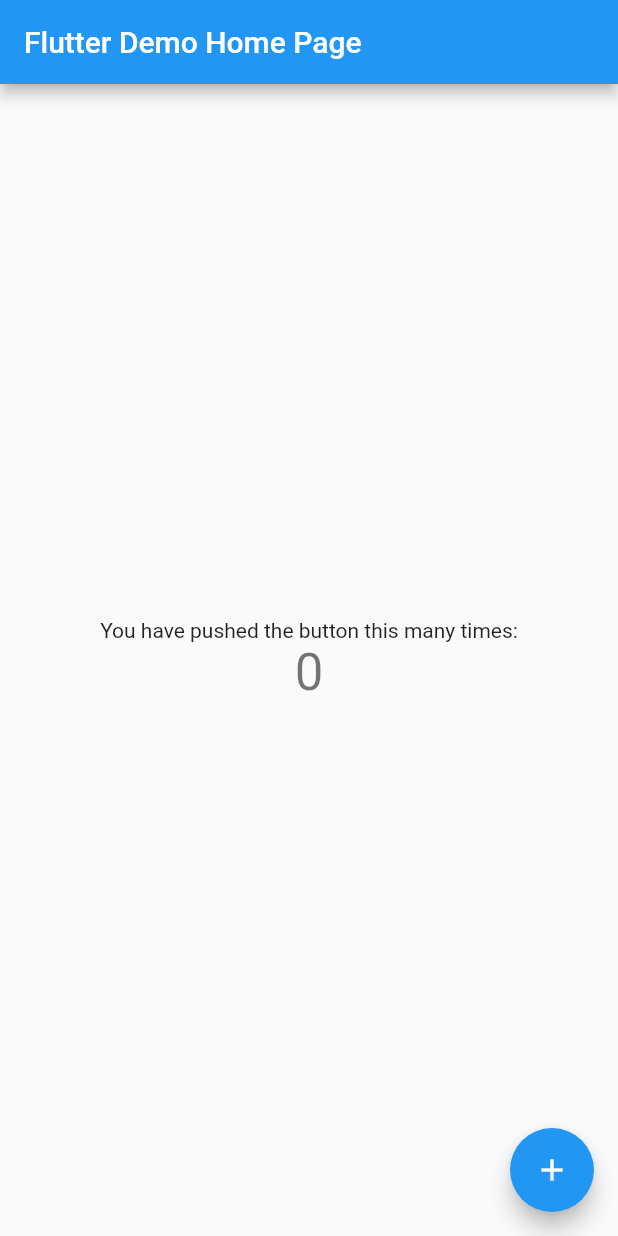
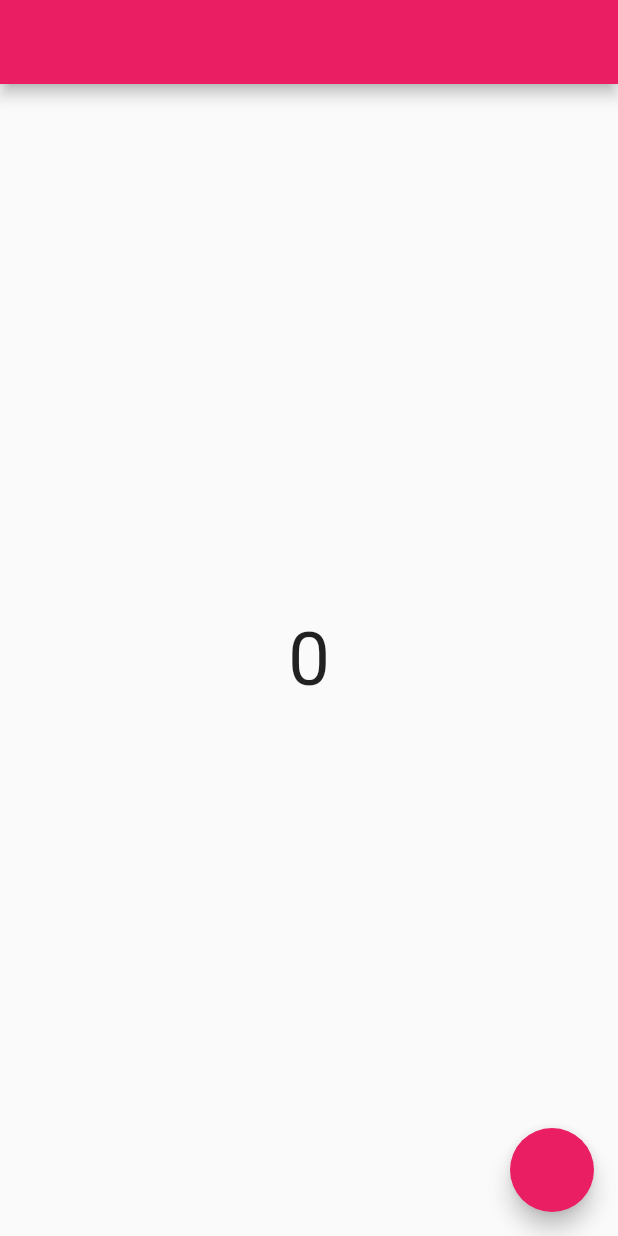
Before and after one commit to jmbcifo/my_first_flutter_project, a Flutter app: the screen it shows after launch, on a phone screen of 412 x 824 dp. Run offline on Flutter 3.47's test engine with Material 2 defaults, Android fonts, the phone set to English and light mode, and no system bars.

```diff
--- a/lib/main.dart
+++ b/lib/main.dart
@@ -1,115 +1,21 @@
 import 'package:flutter/material.dart';
+import 'pages/home_page.dart';
 
 void main() {
   runApp(const MyApp());
 }
 
 class MyApp extends StatelessWidget {
-  const MyApp({super.key});
+  const MyApp({Key? key}) : super(key: key);
 
-  // This widget is the root of your application.
   @override
   Widget build(BuildContext context) {
     return MaterialApp(
       title: 'Flutter Demo',
       theme: ThemeData(
-        // This is the theme of your application.
-        //
-        // Try running your application with "flutter run". You'll see the
-        // application has a blue toolbar. Then, without quitting the app, try
-        // changing the primarySwatch below to Colors.green and then invoke
-        // "hot reload" (press "r" in the console where you ran "flutter run",
-        // or simply save your changes to "hot reload" in a Flutter IDE).
-        // Notice that the counter didn't reset back to zero; the application
-        // is not restarted.
-        primarySwatch: Colors.blue,
+        primarySwatch: Colors.pink,
       ),
-      home: const MyHomePage(title: 'Flutter Demo Home Page'),
+      home: HomePage(),
     );
   }
 }
-
-class MyHomePage extends StatefulWidget {
-  const MyHomePage({super.key, required this.title});
-
-  // This widget is the home page of your application. It is stateful, meaning
-  // that it has a State object (defined below) that contains fields that affect
-  // how it looks.
-
-  // This class is the configuration for the state. It holds the values (in this
-  // case the title) provided by the parent (in this case the App widget) and
-  // used by the build method of the State. Fields in a Widget subclass are
-  // always marked "final".
-
-  final String title;
-
-  @override
-  State<MyHomePage> createState() => _MyHomePageState();
-}
-
-class _MyHomePageState extends State<MyHomePage> {
-  int _counter = 0;
-
-  void _incrementCounter() {
-    setState(() {
-      // This call to setState tells the Flutter framework that something has
-      // changed in this State, which causes it to rerun the build method below
-      // so that the display can reflect the updated values. If we changed
-      // _counter without calling setState(), then the build method would not be
-      // called again, and so nothing would appear to happen.
-      _counter++;
-    });
-  }
-
-  @override
-  Widget build(BuildContext context) {
-    // This method is rerun every time setState is called, for instance as done
-    // by the _incrementCounter method above.
-    //
-    // The Flutter framework has been optimized to make rerunning build methods
-    // fast, so that you can just rebuild anything that needs updating rather
-    // than having to individually change instances of widgets.
-    return Scaffold(
-      appBar: AppBar(
-        // Here we take the value from the MyHomePage object that was created by
-        // the App.build method, and use it to set our appbar title.
-        title: Text(widget.title),
-      ),
-      body: Center(
-        // Center is a layout widget. It takes a single child and positions it
-        // in the middle of the parent.
-        child: Column(
-          // Column is also a layout widget. It takes a list of children and
-          // arranges them vertically. By default, it sizes itself to fit its
-          // children horizontally, and tries to be as tall as its parent.
-          //
-          // Invoke "debug painting" (press "p" in the console, choose the
-          // "Toggle Debug Paint" action from the Flutter Inspector in Android
-          // Studio, or the "Toggle Debug Paint" command in Visual Studio Code)
-          // to see the wireframe for each widget.
-          //
-          // Column has various properties to control how it sizes itself and
-          // how it positions its children. Here we use mainAxisAlignment to
-          // center the children vertically; the main axis here is the vertical
-          // axis because Columns are vertical (the cross axis would be
-          // horizontal).
-          mainAxisAlignment: MainAxisAlignment.center,
-          children: <Widget>[
-            const Text(
-              'You have pushed the button this many times:',
-            ),
-            Text(
-              '$_counter',
-              style: Theme.of(context).textTheme.headline4,
-            ),
-          ],
-        ),
-      ),
-      floatingActionButton: FloatingActionButton(
-        onPressed: _incrementCounter,
-        tooltip: 'Increment',
-        child: const Icon(Icons.add),
-      ), // This trailing comma makes auto-formatting nicer for build methods.
-    );
-  }
-}
--- /dev/null
+++ b/lib/pages/home_page.dart
@@ -0,0 +1,34 @@
+import 'package:flutter/material.dart';
+import 'package:my_first_flutter_project/utils/counter.dart';
+
+class HomePage extends StatefulWidget {
+  const HomePage({Key? key}) : super(key: key);
+
+  @override
+  State<HomePage> createState() => _HomePageState();
+}
+
+class _HomePageState extends State<HomePage> {
+  final Counter counter = Counter();
+
+  @override
+  Widget build(BuildContext context) {
+    return Scaffold(
+      appBar: AppBar(),
+      floatingActionButton: FloatingActionButton(
+        onPressed: () {
+          setState(() {
+            counter.value++;
+            print(counter.value);
+          });
+        },
+      ),
+      body: Center(
+        child: Text(
+          counter.value.toString(),
+          style: TextStyle(fontSize: 50),
+        ),
+      ),
+    );
+  }
+}
--- /dev/null
+++ b/lib/utils/counter.dart
@@ -0,0 +1,3 @@
+class Counter {
+  int value = 0;
+}
```
